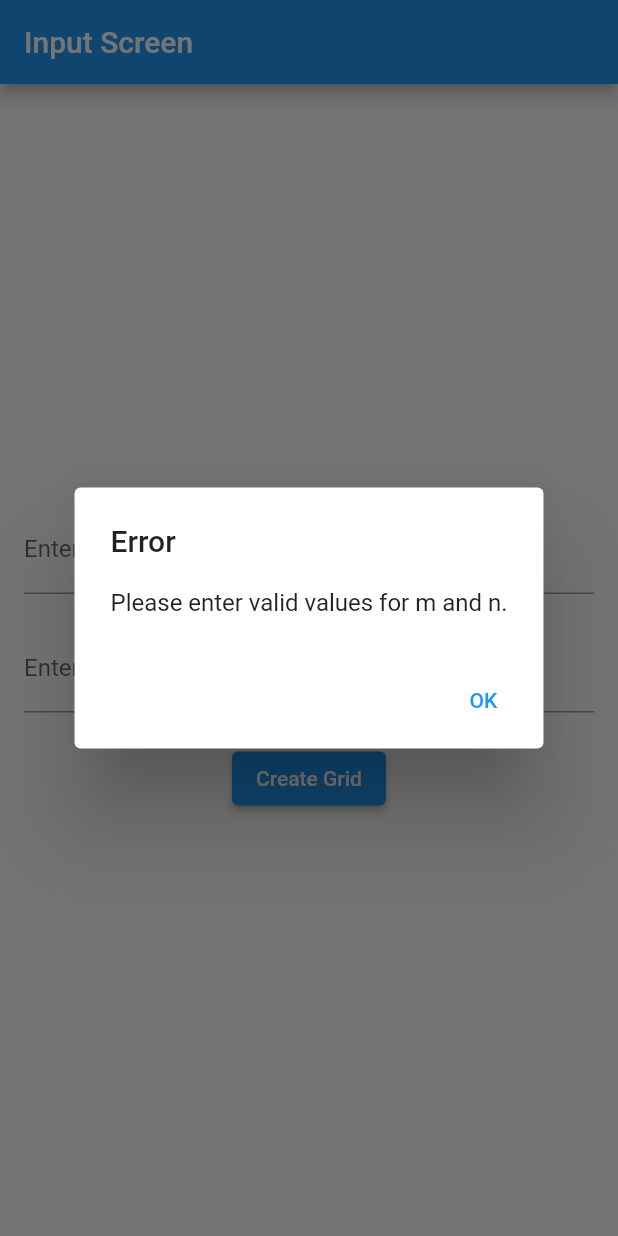
After one commit to ShubhamAher-Leometric/test_mobigic, a Flutter app: the InputScreen screen opened directly, after a tap on "Create Grid", on a phone screen of 412 x 824 dp. The commit adds this screen. Run offline on Flutter 3.47's test engine with Material 2 defaults, Android fonts, the phone set to English and light mode, and no system bars.

Commit message:
input screen and funn

```diff
--- /dev/null
+++ b/lib/input_screen.dart
@@ -0,0 +1,80 @@
+import 'package:flutter/material.dart';
+import 'package:test_mobigic/search_screen.dart';
+
+class InputScreen extends StatefulWidget {
+  const InputScreen({super.key});
+
+  @override
+  State<InputScreen> createState() => _InputScreenState();
+}
+
+class _InputScreenState extends State<InputScreen> {
+  TextEditingController mController = TextEditingController();
+  TextEditingController nController = TextEditingController();
+
+  @override
+  Widget build(BuildContext context) {
+    return Scaffold(
+      appBar: AppBar(
+        title: Text('Input Screen'),
+      ),
+      body: Padding(
+        padding: EdgeInsets.all(16.0),
+        child: Column(
+          mainAxisAlignment: MainAxisAlignment.center,
+          crossAxisAlignment: CrossAxisAlignment.center,
+          children: [
+            TextField(
+              controller: mController,
+              keyboardType: TextInputType.number,
+              decoration: InputDecoration(
+                labelText: 'Enter number of rows (m)',
+              ),
+            ),
+            SizedBox(height: 20),
+            TextField(
+              controller: nController,
+              keyboardType: TextInputType.number,
+              decoration: InputDecoration(
+                labelText: 'Enter number of columns (n)',
+              ),
+            ),
+            SizedBox(height: 20),
+            ElevatedButton(
+              onPressed: () {
+                int m = int.tryParse(mController.text) ?? 0;
+                int n = int.tryParse(nController.text) ?? 0;
+                if (m > 0 && n > 0) {
+                  Navigator.push(
+                    context,
+                    MaterialPageRoute(
+                      builder: (context) => SerachScreen(rows: m, columns: n),
+                    ),
+                  );
+                } else {
+                  // Show error message
+                  showDialog(
+                    context: context,
+                    builder: (context) => AlertDialog(
+                      title: Text('Error'),
+                      content: Text('Please enter valid values for m and n.'),
+                      actions: [
+                        TextButton(
+                          onPressed: () {
+                            Navigator.of(context).pop();
+                          },
+                          child: Text('OK'),
+                        ),
+                      ],
+                    ),
+                  );
+                }
+              },
+              child: Text('Create Grid'),
+            ),
+          ],
+        ),
+      ),
+    );
+  }
+}
--- /dev/null
+++ b/lib/search_screen.dart
@@ -0,0 +1,106 @@
+import 'package:flutter/material.dart';
+import 'package:test_mobigic/resultscreen.dart';
+
+class SerachScreen extends StatefulWidget {
+  final int rows;
+  final int columns;
+
+  // SerachScreen({required this.rows, required this.columns});
+  const SerachScreen({super.key, required this.rows, required this.columns});
+
+  @override
+  State<SerachScreen> createState() => _SerachScreenState();
+}
+
+class _SerachScreenState extends State<SerachScreen> {
+  List<List<String>> grid = [];
+
+  @override
+  void initState() {
+    super.initState();
+    // Initialize the grid with empty strings
+    for (int i = 0; i < widget.rows; i++) {
+      grid.add(List<String>.filled(widget.columns, ''));
+    }
+  }
+  @override
+  Widget build(BuildContext context) {
+    return Scaffold(
+      appBar: AppBar(
+        title: Text('Grid Search'),
+      ),
+      body: Column(
+        children: [
+          // Grid Input
+          Expanded(
+            child: Padding(
+              padding: const EdgeInsets.all(8.0),
+              child: GridView.builder(
+                gridDelegate: SliverGridDelegateWithFixedCrossAxisCount(
+                  crossAxisCount: widget.columns,
+                ),
+                itemCount: widget.rows * widget.columns,
+                itemBuilder: (context, index) {
+                  int row = index ~/ widget.columns;
+                  int column = index % widget.columns;
+                  return TextField(
+                    onChanged: (value) {
+                      grid[row][column] = value;
+                    },
+                    decoration: InputDecoration(
+                      border: OutlineInputBorder(),
+                    ),
+                  );
+                },
+              ),
+            ),
+          ),
+          // Create Grid Button
+          ElevatedButton(
+            onPressed: () {
+              // Check if all positions are filled
+              bool allFilled = true;
+              for (var row in grid) {
+                if (row.contains('')) {
+                  allFilled = false;
+                  break;
+                }
+              }
+              if (allFilled) {
+                // Navigate to the search screen
+                Navigator.push(
+                  context,
+                  MaterialPageRoute(
+                    builder: (context) => ResultScreen(
+                      rows: widget.rows,
+                      columns: widget.columns,
+                      grid: grid,
+                    ),
+                  ),
+                );
+              } else {
+                // Show error message
+                showDialog(
+                  context: context,
+                  builder: (context) => AlertDialog(
+                    title: Text('Error'),
+                    content: Text('Please fill all positions with alphabets.'),
+                    actions: [
+                      TextButton(
+                        onPressed: () {
+                          Navigator.of(context).pop();
+                        },
+                        child: Text('OK'),
+                      ),
+                    ],
+                  ),
+                );
+              }
+            },
+            child: Text('Create Grid'),
+          ),
+        ],
+      ),
+    );
+  }
+  }
```
Also changed, not shown: lib/main.dart (+19 -97 lines), lib/resultscreen.dart (added, +101 -0 lines), 1 other file.
